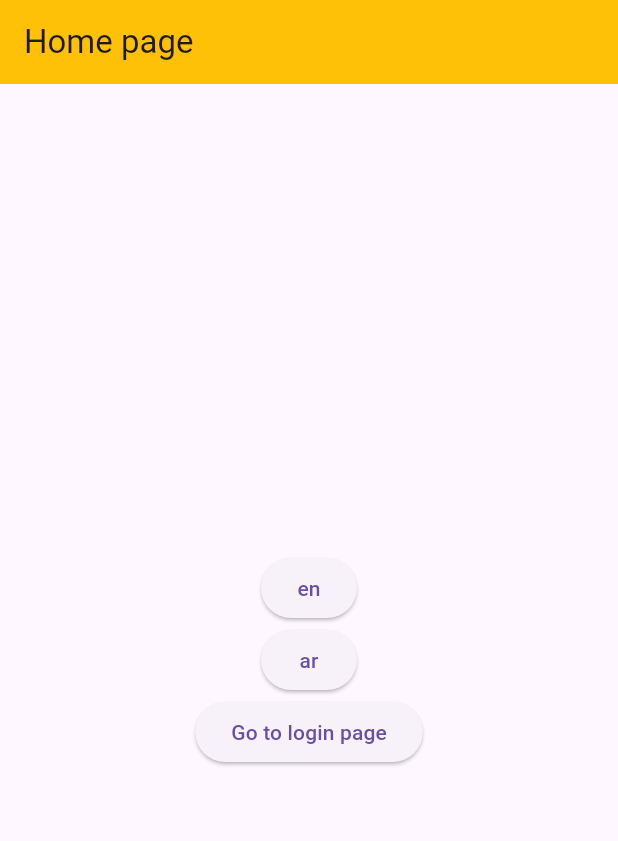
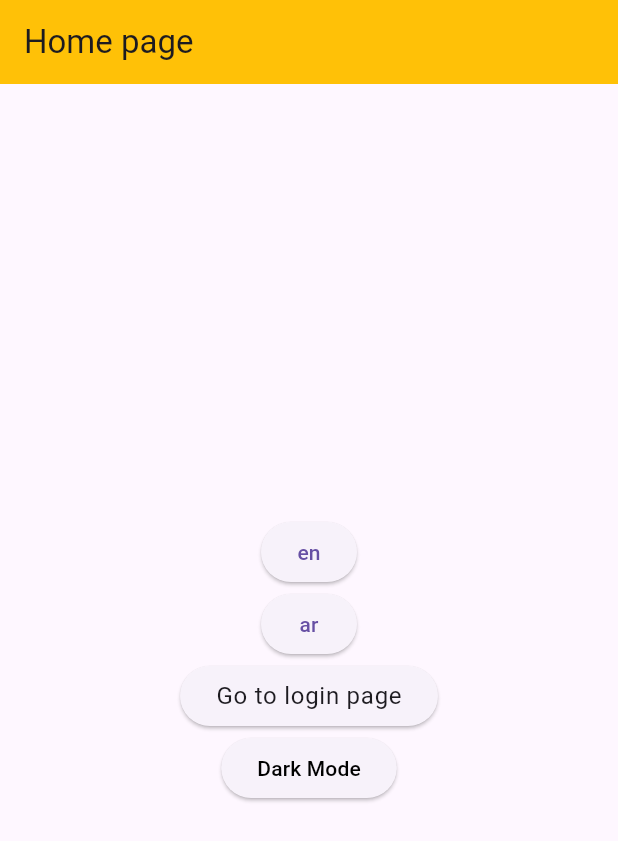
Before and after one commit to HazemHamdy7/flutter_app, a Flutter app: the screen it shows after launch, on a phone screen of 412 x 824 dp. Shown: the top 841 px of the screen. Run offline on Flutter 3.47's test engine with Material 3 defaults, Android fonts, the phone set to English and light mode, and no system bars; our stand-ins replace flutter_bloc, shared_preferences.

Commit message:
Add Language and Theme Cubits with Shared Preferences
Implemented LanguageCubit and ThemeCubit for managing language and theme states respectively. Added ThemeState class to hold theme data. Updated main.dart to use MultiBlocProvider for both cubits and set initial themes. Modified HomeView to include a theme toggle button and updated text styles based on theme. Added dark and light theme definitions. Updated pubspec.yaml and pubspec.lock to include shared_preferences dependency.

```diff
--- /dev/null
+++ b/lib/cubits/theme/theme_cubit.dart
@@ -0,0 +1,33 @@
+import 'package:flutter/material.dart';
+import 'package:flutter_bloc/flutter_bloc.dart';
+import 'package:shared_preferences/shared_preferences.dart';
+
+part 'theme_state.dart';
+
+class ThemeCubit extends Cubit<ThemeState> {
+  static final _lightTheme = ThemeData.light();
+  static final _darkTheme = ThemeData.dark();
+  ThemeCubit() : super(ThemeState(_lightTheme));
+
+  void toggleTheme(bool isDark) {
+    final themeData = isDark ? _darkTheme : _lightTheme;
+    emit(ThemeState(themeData));
+    _saveTheme(isDark);
+  }
+
+  Future<void> _saveTheme(bool isDark) async {
+    final prefs = await SharedPreferences.getInstance();
+    await prefs.setBool('isDark', isDark);
+  }
+
+  static Future<bool> loadTheme() async {
+    final prefs = await SharedPreferences.getInstance();
+    return prefs.getBool('isDark') ?? false;
+  }
+
+  Future<void> setInintialTheme() async {
+    final isDark = await loadTheme();
+    final themeData = isDark ? _darkTheme : _lightTheme;
+    emit(ThemeState(themeData));
+  }
+}
--- /dev/null
+++ b/lib/cubits/theme/theme_state.dart
@@ -0,0 +1,7 @@
+part of 'theme_cubit.dart';
+
+class ThemeState {
+  final ThemeData themeData;
+
+  ThemeState(this.themeData);
+}
--- a/lib/main.dart
+++ b/lib/main.dart
@@ -1,5 +1,6 @@
 import 'package:flutter/material.dart';
-import 'package:flutter_app/bloc/lanugage_cubit/language_cubit.dart';
+import 'package:flutter_app/cubits/language_cubit/language_cubit.dart';
+import 'package:flutter_app/cubits/theme/theme_cubit.dart';
 import 'package:flutter_app/generated/l10n.dart';
 import 'package:flutter_app/views/home/home_view.dart';
 import 'package:flutter_bloc/flutter_bloc.dart';
@@ -14,12 +15,19 @@ class MyApp extends StatelessWidget {
 
   @override
   Widget build(BuildContext context) {
-    return BlocProvider(
-      create: (_) => LanguageCubit(),
-      child: BlocBuilder<LanguageCubit, Locale>(
-        builder: (context, local) {
+    return MultiBlocProvider(
+      providers: [
+        BlocProvider(
+            create: (context) => LanguageCubit()..changeLanguage("en")),
+        BlocProvider(create: (context) => ThemeCubit()..setInintialTheme()),
+      ],
+      child: BlocBuilder<ThemeCubit, ThemeState>(
+        builder: (context, themeState) {
+          return BlocBuilder<LanguageCubit, Locale>(
+            builder: (context, languageState) {
               return MaterialApp(
-            locale: local,
+                debugShowCheckedModeBanner: false,
+                locale: languageState,
                 localizationsDelegates: const [
                   S.delegate,
                   GlobalMaterialLocalizations.delegate,
@@ -28,8 +36,11 @@ class MyApp extends StatelessWidget {
                 ],
                 supportedLocales: S.delegate.supportedLocales,
                 title: 'Flutter Demo',
-            theme: ThemeData(),
+                theme: themeState
+                    .themeData, // Set theme data based on ThemeCubit state
                 home: const HomeView(),
+              );
+            },
           );
         },
       ),
--- a/lib/views/home/home_view.dart
+++ b/lib/views/home/home_view.dart
@@ -1,5 +1,6 @@
 import 'package:flutter/material.dart';
-import 'package:flutter_app/bloc/lanugage_cubit/language_cubit.dart';
+import 'package:flutter_app/cubits/language_cubit/language_cubit.dart';
+import 'package:flutter_app/cubits/theme/theme_cubit.dart';
 import 'package:flutter_app/generated/l10n.dart';
 import 'package:flutter_app/views/home/login_view.dart';
 import 'package:flutter_bloc/flutter_bloc.dart';
@@ -9,6 +10,8 @@ class HomeView extends StatelessWidget {
 
   @override
   Widget build(BuildContext context) {
+    final isDarkMode = Theme.of(context).brightness == Brightness.dark;
+
     return Scaffold(
       appBar: AppBar(
         backgroundColor: Colors.amber,
@@ -35,7 +38,21 @@ class HomeView extends StatelessWidget {
                   return const LoginView();
                 }));
               },
-              child: Text("Go to login page"),
+              child: Text(
+                "Go to login page",
+                style: Theme.of(context).textTheme.bodyLarge,
+              ),
+            ),
+            ElevatedButton(
+              onPressed: () {
+                context.read<ThemeCubit>().toggleTheme(!isDarkMode);
+              },
+              child: Text(
+                isDarkMode ? "Light Mode" : "Dark Mode",
+                style: TextStyle(
+                  color: isDarkMode ? Colors.white : Colors.black,
+                ),
+              ),
             ),
           ],
         ),
--- a/pubspec.yaml
+++ b/pubspec.yaml
@@ -37,6 +37,7 @@ dependencies:
   flutter_localizations:
     sdk: flutter
   flutter_bloc: ^8.1.6
+  shared_preferences: ^2.3.3
 
 dev_dependencies:
   flutter_test:
```
Also changed, not shown: lib/views/theme/dark_theme.dart (added, +27 -0 lines), lib/views/theme/light_theme.dart (added, +27 -0 lines), lib/cubits/language_cubit/language_cubit.dart (renamed from lib/bloc/lanugage_cubit/language_cubit.dart), pubspec.lock, 1 other file. Lines whose indentation alone changed are shown as unchanged.
